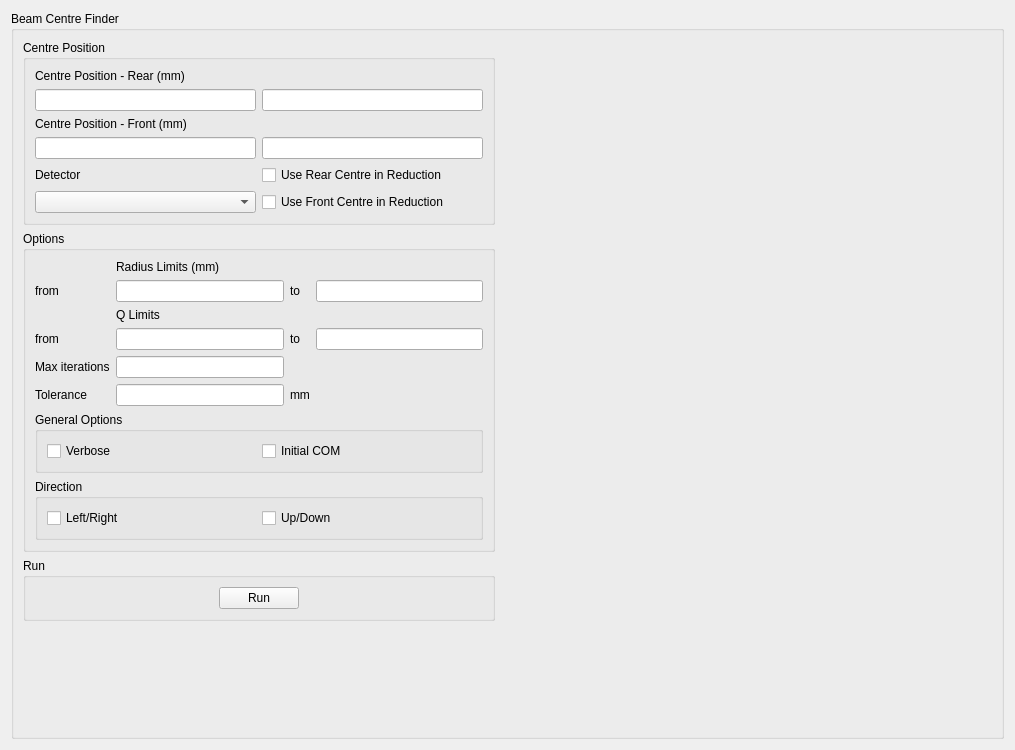
Before: the Qt Designer form scripts/Interface/ui/sans_isis/beam_centre.ui in mantidproject/mantid, drawn with Qt 5.
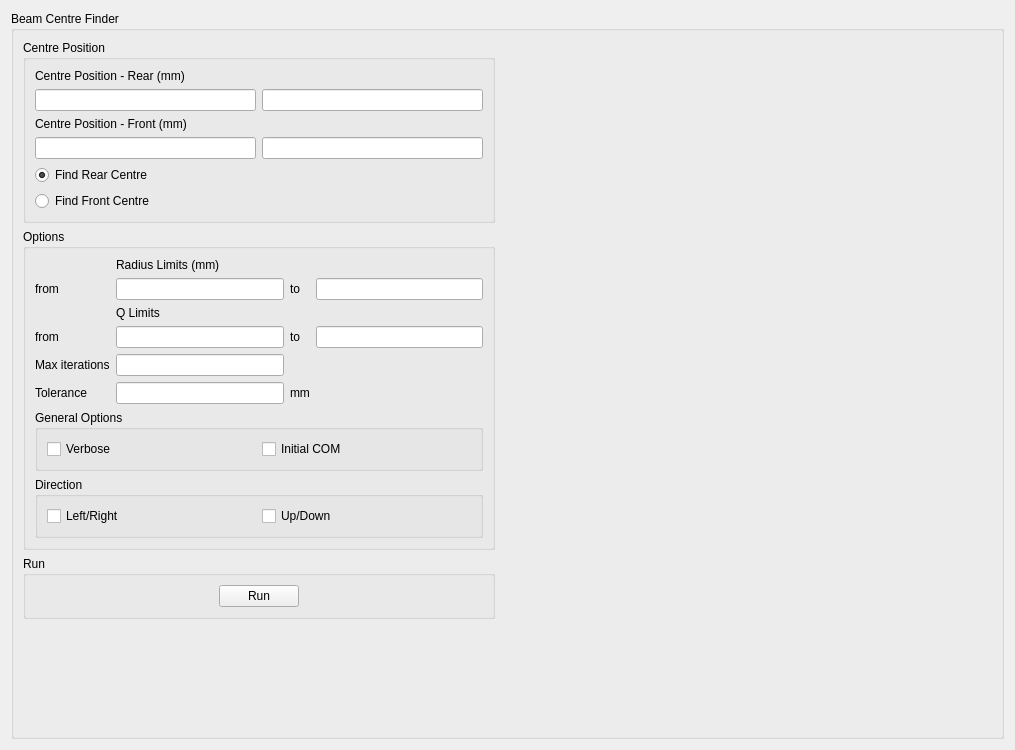
After: the same form once the commit is applied.

The edit to the form file:
```diff
--- a/scripts/Interface/ui/sans_isis/beam_centre.ui
+++ b/scripts/Interface/ui/sans_isis/beam_centre.ui
@@ -45,13 +45,6 @@
          <item row="3" column="1">
           <widget class="QLineEdit" name="front_pos_2_line_edit"/>
          </item>
-         <item row="4" column="0">
-          <widget class="QLabel" name="label_4">
-           <property name="text">
-            <string>Detector</string>
-           </property>
-          </widget>
-         </item>
          <item row="2" column="0">
           <widget class="QLabel" name="front_centre_label">
            <property name="text">
@@ -62,20 +55,20 @@
          <item row="1" column="1">
           <widget class="QLineEdit" name="rear_pos_2_line_edit"/>
          </item>
-         <item row="5" column="0">
-          <widget class="QComboBox" name="component_combo_box"/>
-         </item>
-         <item row="4" column="1">
-          <widget class="QCheckBox" name="update_rear_check_box">
+         <item row="4" column="0" colspan="2">
+          <widget class="QRadioButton" name="update_rear_radio">
            <property name="text">
-            <string>Use Rear Centre in Reduction</string>
+            <string>Find Rear Centre</string>
+           </property>
+           <property name="checked">
+            <bool>true</bool>
            </property>
           </widget>
          </item>
-         <item row="5" column="1">
-          <widget class="QCheckBox" name="update_front_check_box">
+         <item row="5" column="0" colspan="2">
+          <widget class="QRadioButton" name="update_front_radio">
            <property name="text">
-            <string>Use Front Centre in Reduction</string>
+            <string>Find Front Centre</string>
            </property>
           </widget>
          </item>
```
Left out of the diff: 5 changed lines with no effect on the pictures.
